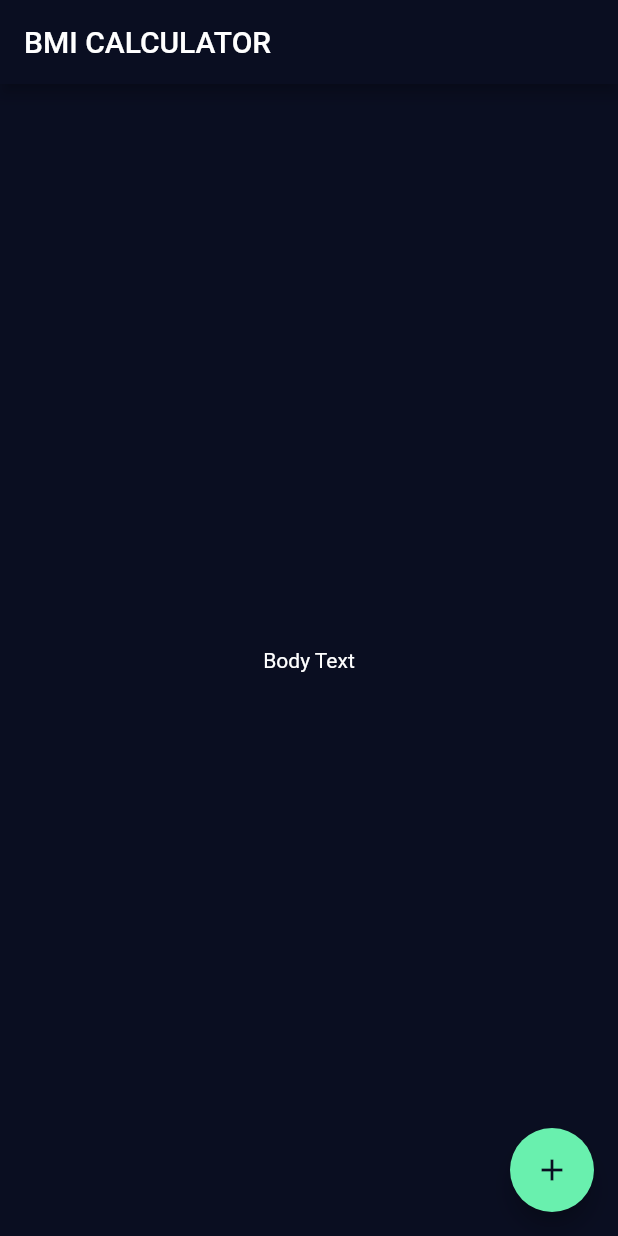
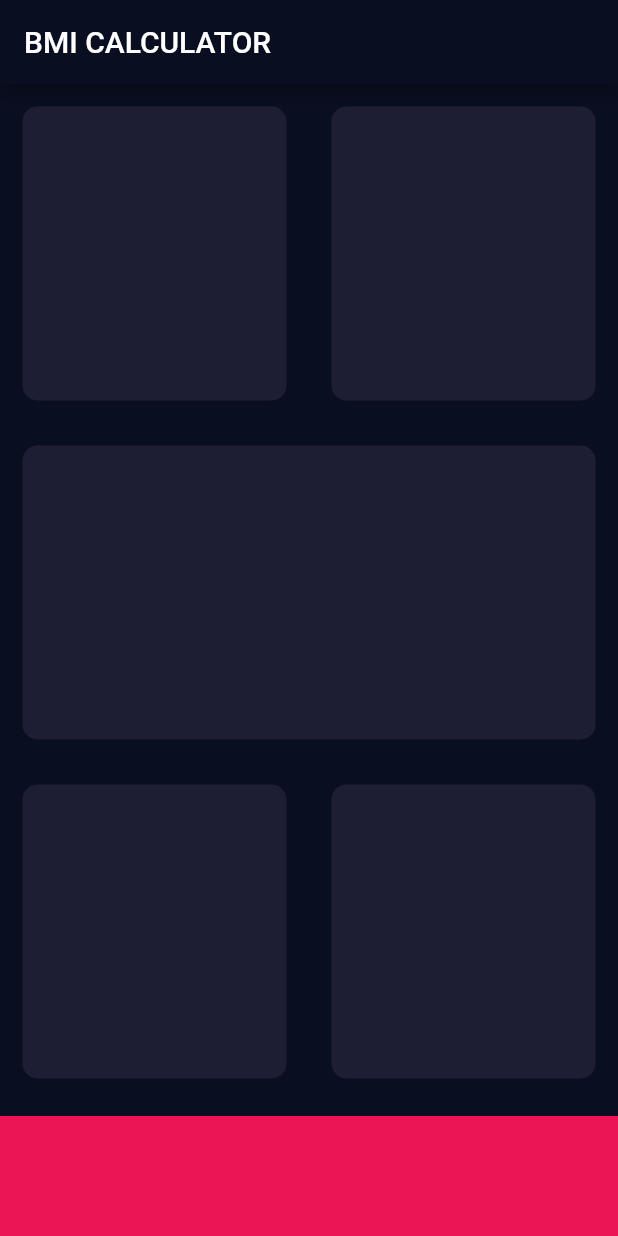
Before and after one commit to gTambo/flutter_tutorial_bmi_calculator, a Flutter app: the screen it shows after launch, on a phone screen of 412 x 824 dp. Run offline on Flutter 3.47's test engine with Material 2 defaults, Android fonts, the phone set to English and light mode, and no system bars.

Commit message:
create resuable card widget

```diff
--- /dev/null
+++ b/lib/input_page.dart
@@ -0,0 +1,69 @@
+import 'package:flutter/material.dart';
+
+const bottomContainerHeight = 80.0;
+const activeCardColor = Color(0xFF1D1E33);
+const bottomContainerColor = Color(0xFFEB1555);
+
+class InputPage extends StatefulWidget {
+  @override
+  _InputPageState createState() => _InputPageState();
+}
+
+class _InputPageState extends State<InputPage> {
+  @override
+  Widget build(BuildContext context) {
+    return Scaffold(
+        appBar: AppBar(
+          title: Text('BMI CALCULATOR'),
+        ),
+        body: Column(
+          mainAxisSize: MainAxisSize.max,
+          children: [
+            Expanded(
+              child: Row(
+                crossAxisAlignment: CrossAxisAlignment.center,
+                children: [
+                  ReusableCard(color: activeCardColor),
+                  ReusableCard(color: activeCardColor),
+                ],
+              ),
+            ),
+            ReusableCard(color: activeCardColor),
+            Expanded(
+              child: Row(
+                children: [
+                  ReusableCard(color: activeCardColor),
+                  ReusableCard(color: activeCardColor),
+                ],
+              ),
+            ),
+            Container(
+              color: bottomContainerColor,
+              margin: EdgeInsets.only(top: 10),
+              width: double.infinity,
+              height: bottomContainerHeight,
+            )
+          ],
+        ));
+  }
+}
+
+class ReusableCard extends StatelessWidget {
+  ReusableCard({required this.color});
+
+  final Color color;
+
+  @override
+  Widget build(BuildContext context) {
+    return Expanded(
+      flex: 1,
+      child: Container(
+        margin: EdgeInsets.all(15),
+        decoration: BoxDecoration(
+          borderRadius: BorderRadius.circular(10),
+          color: color,
+        ),
+      ),
+    );
+  }
+}
--- a/lib/main.dart
+++ b/lib/main.dart
@@ -1,4 +1,5 @@
 import 'package:flutter/material.dart';
+import 'input_page.dart';
 
 void main() => runApp(BMICalculator());
 
@@ -26,26 +27,3 @@ class BMICalculator extends StatelessWidget {
     );
   }
 }
-
-class InputPage extends StatefulWidget {
-  @override
-  _InputPageState createState() => _InputPageState();
-}
-
-class _InputPageState extends State<InputPage> {
-  @override
-  Widget build(BuildContext context) {
-    return Scaffold(
-      appBar: AppBar(
-        title: Text('BMI CALCULATOR'),
-      ),
-      body: Center(
-        child: Text('Body Text'),
-      ),
-      floatingActionButton: FloatingActionButton(
-        child: Icon(Icons.add),
-        onPressed: () {},
-      ),
-    );
-  }
-}
```
